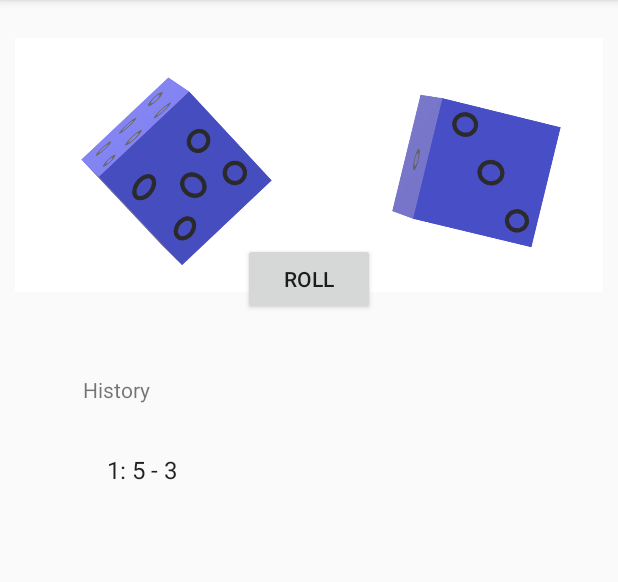
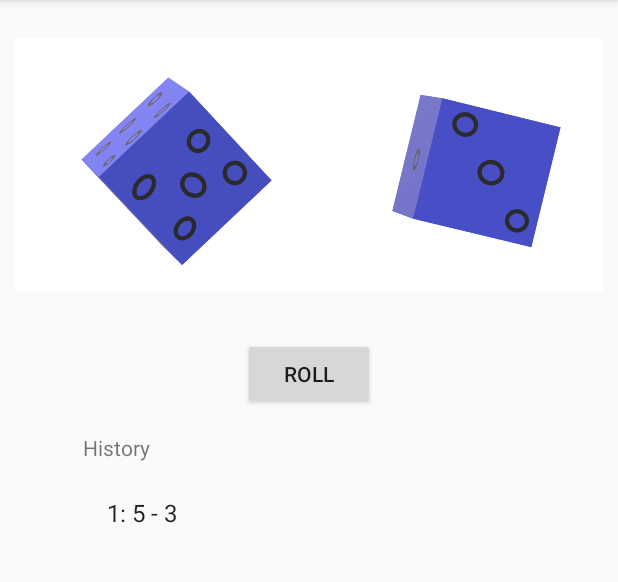
Before and after one commit to Thei1186/TDiceApp, an Android app: the screen it shows after launch (MainActivity), after a tap on "ROLL", on a phone screen of 412 x 824 dp, the part 84-666 px from its top. Run offline under Robolectric (Android 15) with nearby library versions, the phone set to English and light mode, and no system bars.

Commit message:
Update activity_main.xml

```diff
--- a/app/src/main/res/layout/activity_main.xml
+++ b/app/src/main/res/layout/activity_main.xml
@@ -35,9 +35,9 @@
         android:layout_width="wrap_content"
         android:layout_height="wrap_content"
         android:layout_marginStart="10sp"
-        android:layout_marginTop="10sp"
+        android:layout_marginTop="5sp"
         android:layout_marginEnd="10sp"
-        android:layout_alignBottom="@+id/LL_dice_container"
+        android:layout_below="@+id/LL_dice_container"
         android:text="@string/roll"
         android:layout_centerHorizontal="true"/>
 
@@ -47,7 +47,7 @@
         android:layout_width="wrap_content"
         android:layout_height="wrap_content"
         android:layout_marginStart="55sp"
-        android:layout_marginTop="40sp"
+        android:layout_marginTop="15sp"
         android:text="@string/history_title">
     </TextView>
 
@@ -56,7 +56,7 @@
         android:layout_width="wrap_content"
         android:layout_height="wrap_content"
         android:layout_below="@+id/tv_history_title"
-        android:layout_marginTop="20sp"
+        android:layout_marginTop="10sp"
         android:layout_marginStart="55sp"
         android:layout_marginEnd="55sp"
         android:layout_marginBottom="20sp">
```
